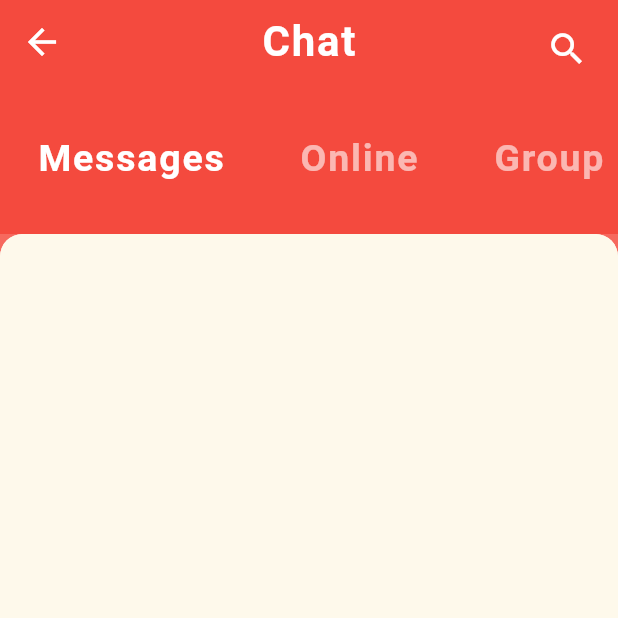
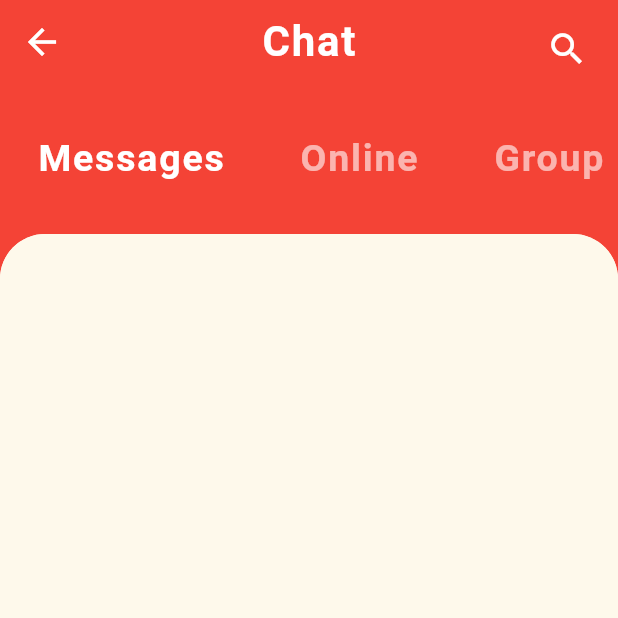
Before and after one commit to AbdulrahmanAlShaweesh/Chat-app-UI, a Flutter app: the screen it shows after launch, on a phone screen of 412 x 824 dp, the top half of it. Run offline on Flutter 3.47's test engine with Material 2 defaults, Android fonts, the phone set to English and light mode, and no system bars.

Commit message:
background colors

```diff
--- a/lib/screen/home_screen.dart
+++ b/lib/screen/home_screen.dart
@@ -19,7 +19,7 @@ class _HomeScreenState extends State<HomeScreen> {
   @override
   Widget build(BuildContext context) {
     return Scaffold(
-      backgroundColor: kprimaryColor.withOpacity(0.8),
+      backgroundColor: kprimaryColor,
        appBar: AppBar(
         leading: IconButton(
           onPressed: (){},
@@ -42,7 +42,7 @@ class _HomeScreenState extends State<HomeScreen> {
          ],
          centerTitle: true,
          elevation: 0.0,
-         backgroundColor: kprimaryColor.withOpacity(0.8),
+         backgroundColor: kprimaryColor,
        ),
        body: Column(
         children:  [
@@ -52,11 +52,11 @@ class _HomeScreenState extends State<HomeScreen> {
               decoration: const BoxDecoration(
                 color: kAccentColor,
                 borderRadius: BorderRadius.only(
-                  topLeft: Radius.circular(15.0),
-                  topRight: Radius.circular(15.0)
+                  topLeft: Radius.circular(30.0),
+                  topRight: Radius.circular(30.0)
                 )
               ),
-              child: FavoriteFrinds(),
+              child: const FavoriteFrinds(),
              ),
            ),
         ],
--- a/lib/widgets/custom_catigory_selector.dart
+++ b/lib/widgets/custom_catigory_selector.dart
@@ -21,8 +21,10 @@ class _CustomCatigorySelectorState extends State<CustomCatigorySelector> {
   @override
   Widget build(BuildContext context) {
     return Container(
+      color: kprimaryColor,
+
       height: 100,
-      color: kprimaryColor.withOpacity(0.8),
+
       child: ListView.builder(
         scrollDirection: Axis.horizontal,
         itemCount: hederCatigory.length,
--- a/lib/widgets/favorite_firiend.dart
+++ b/lib/widgets/favorite_firiend.dart
@@ -14,8 +14,8 @@ class FavoriteFrinds extends StatelessWidget {
       decoration: const BoxDecoration(
         color: kAccentColor,
         borderRadius: BorderRadius.only(
-          topLeft: Radius.circular(15),
-          topRight: Radius.circular(15.0)
+          topLeft: Radius.circular(30),
+          topRight: Radius.circular(30.0)
         )
       ),
     );
```
